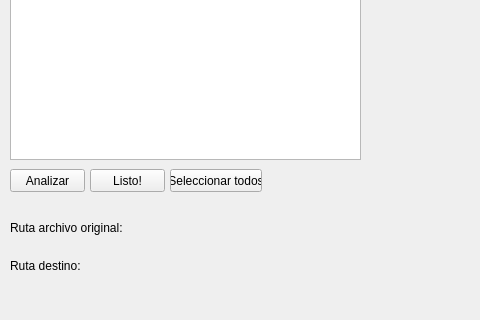
Before: the Qt Designer form GUI/uifiles/DarwinizerPopButton.ui in marcelooyaneder/Darwin-Connect, drawn with Qt 5; both pictures show x 0 to 480 and y 201 to 521 of the 628 by 521 pixel window.
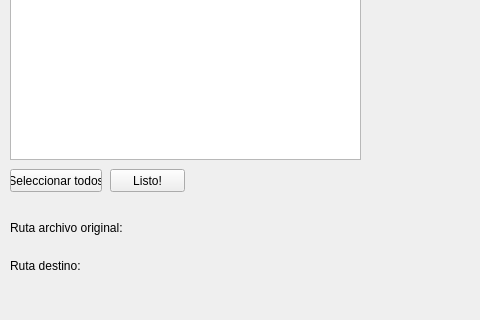
After: the same form once the commit is applied.

Commit message:
Darwinizer script
Darwinizer scripting label tranformer, and dwc label selecter ready...

```diff
--- a/GUI/uifiles/DarwinizerPopButton.ui
+++ b/GUI/uifiles/DarwinizerPopButton.ui
@@ -39,7 +39,7 @@
   <widget class="QPushButton" name="ReadyButton">
    <property name="geometry">
     <rect>
-     <x>90</x>
+     <x>110</x>
      <y>370</y>
      <width>75</width>
      <height>23</height>
@@ -101,19 +101,6 @@
     <string>Ruta destino:</string>
    </property>
   </widget>
-  <widget class="QPushButton" name="analyze_button">
-   <property name="geometry">
-    <rect>
-     <x>10</x>
-     <y>370</y>
-     <width>75</width>
-     <height>23</height>
-    </rect>
-   </property>
-   <property name="text">
-    <string>Analizar</string>
-   </property>
-  </widget>
   <widget class="QPushButton" name="DarwinizerButton">
    <property name="geometry">
     <rect>
@@ -143,7 +130,7 @@
   <widget class="QPushButton" name="SelectAllButton">
    <property name="geometry">
     <rect>
-     <x>170</x>
+     <x>10</x>
      <y>370</y>
      <width>92</width>
      <height>23</height>
```
The commit also changes 3 other files.
